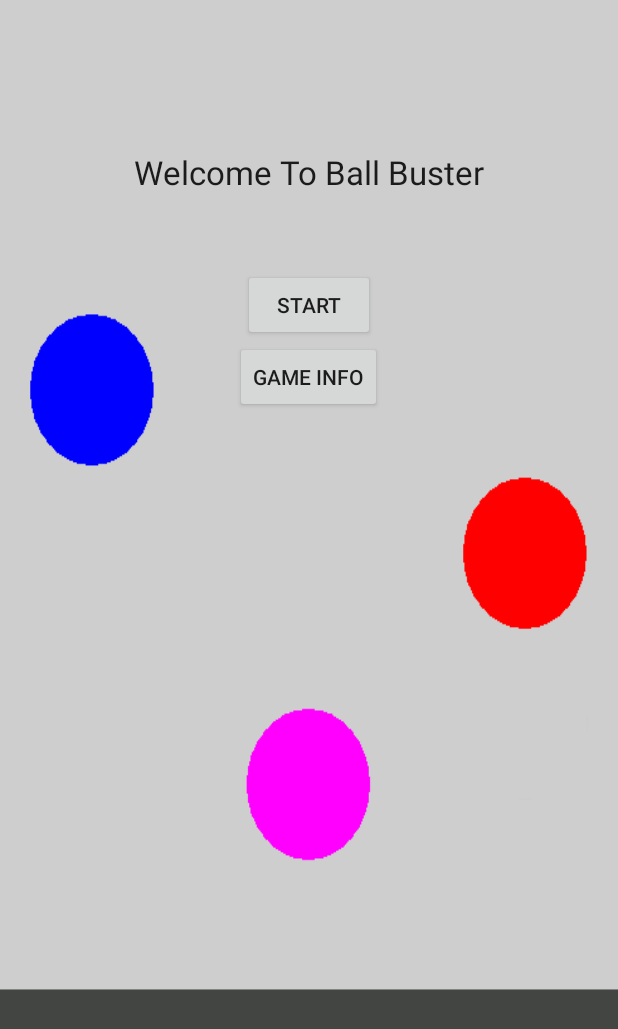
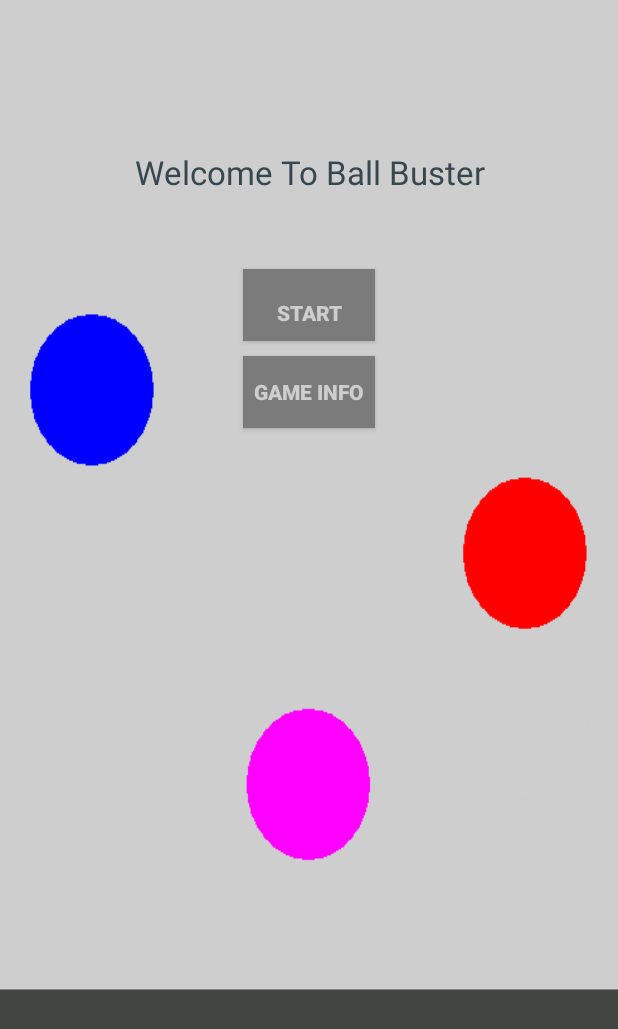
Before and after one commit to daviddevore11/BallBuster, an Android app: the screen it shows after launch (MainActivity), on a phone screen of 412 x 824 dp. Shown: the top 1029 px of the screen. Run offline under Robolectric (Android 15) with nearby library versions, the phone set to English and light mode, and no system bars.

Commit message:
Added comments and changed the properties of the main menu layout.

```diff
--- a/app/src/main/res/layout/main_menu.xml
+++ b/app/src/main/res/layout/main_menu.xml
@@ -5,13 +5,16 @@
     android:background="@mipmap/screen_shot">
 
     <TextView
-        android:layout_width="wrap_content"
+        android:layout_width="match_parent"
         android:layout_height="wrap_content"
         android:textAppearance="?android:attr/textAppearanceLarge"
         android:text="Welcome To Ball Buster"
         android:id="@+id/weclomeTitle"
         android:layout_gravity="center_horizontal"
-        android:layout_marginTop="100dp" />
+        android:layout_marginTop="100dp"
+        android:gravity="center"
+        android:textStyle="normal"
+        android:textColor="@color/material_blue_grey_800" />
 
     <Button
         android:layout_width="wrap_content"
@@ -20,13 +23,20 @@
         android:id="@+id/startButton"
         android:layout_gravity="center_horizontal"
         android:paddingTop="@dimen/button_padding_top"
-        android:layout_marginTop="50dp" />
+        android:layout_marginTop="50dp"
+        android:textColor="#cecece"
+        android:layout_marginBottom="10dp"
+        android:background="#ff7b7b7b"
+        android:textStyle="bold" />
 
     <Button
         android:layout_width="wrap_content"
         android:layout_height="wrap_content"
         android:text="Game Info"
         android:id="@+id/infoButton"
-        android:layout_gravity="center_horizontal" />
+        android:layout_gravity="center_horizontal"
+        android:textColor="#cecece"
+        android:background="#ff7b7b7b"
+        android:textStyle="bold" />
 
 </LinearLayout>
```
Also changed, not shown: app/src/main/java/edu/augustana/csc490/ballbuster/BallBusterView.java (+44 -11 lines).
